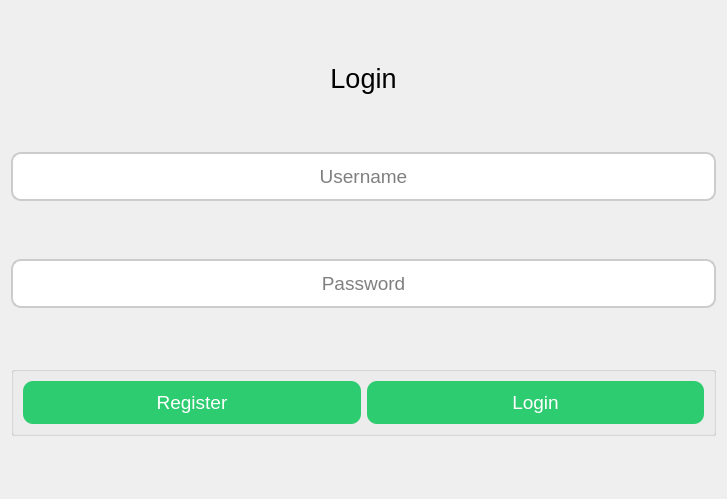
Yahel972/ctrl_yourself, file Client/Client/LoginPage.ui: the form before one commit.
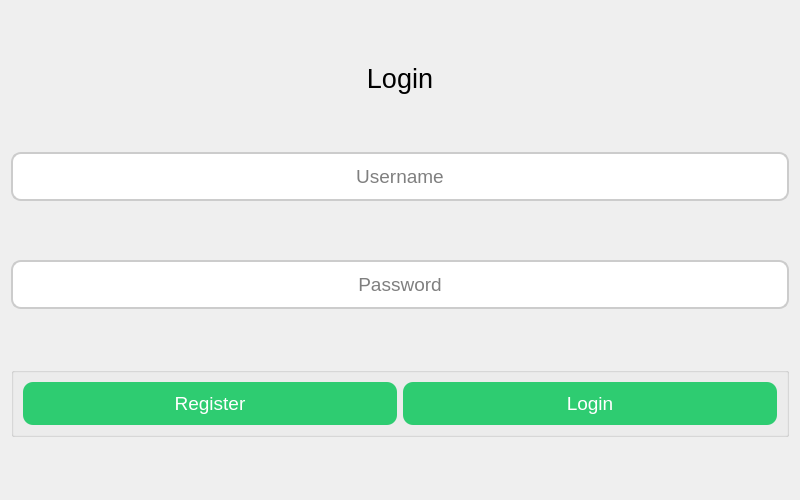
The form after the commit.

Diff of the .ui file:
```diff
--- a/Client/Client/LoginPage.ui
+++ b/Client/Client/LoginPage.ui
@@ -6,8 +6,8 @@
    <rect>
     <x>0</x>
     <y>0</y>
-    <width>727</width>
-    <height>499</height>
+    <width>800</width>
+    <height>500</height>
    </rect>
   </property>
   <property name="windowTitle">
```
